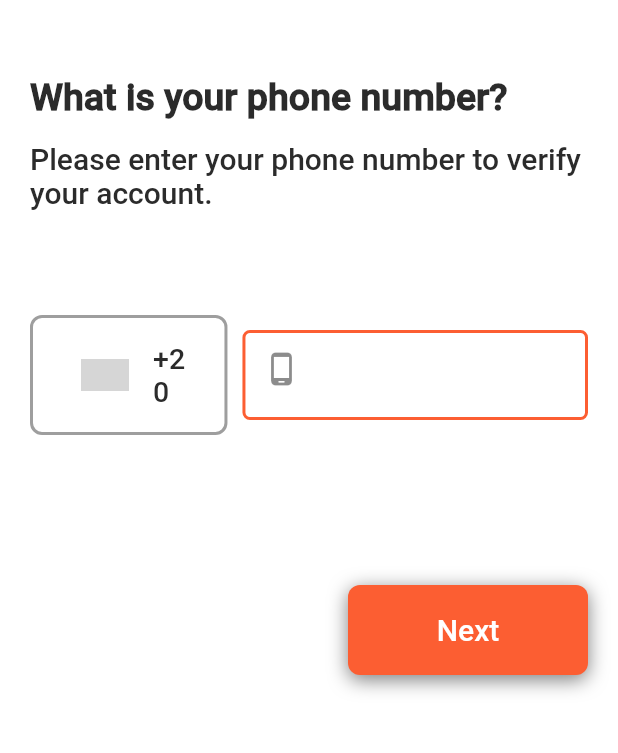
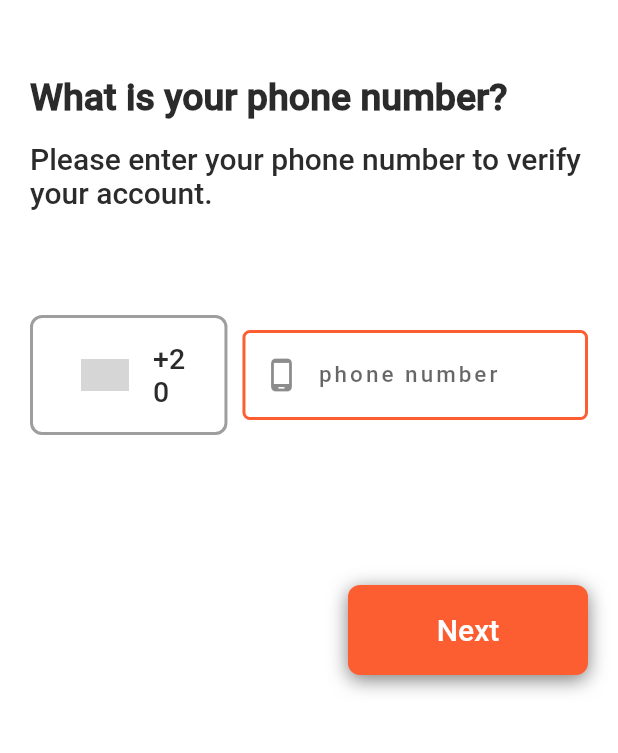
Before and after one commit to eslammongy/FirebaseAuth, a Flutter app: the screen it shows after launch, on a phone screen of 412 x 824 dp, the part 255-1008 px from its top. Run offline on Flutter 3.47's test engine with Material 2 defaults, Android fonts, the phone set to English and light mode, and no system bars; drawn by our look-alikes of country_code_picker; our stand-ins replace bloc, cloud_firestore, firebase_auth, firebase_core, flushbar, flutter_bloc and 4 more; missing offline and left inert: dart:ffi; accounts and stored records are empty; grey boxes are pictures that could not be loaded.

Commit message:
finishing create user account logic

```diff
--- a/lib/app_routes.dart
+++ b/lib/app_routes.dart
@@ -16,6 +16,7 @@ class AppRouter {
     phoneAuthCubit = PhoneAuthCubit();
   }
   Route generateRoute(RouteSettings routeSettings) {
+    final phoneNumber = routeSettings.arguments;
     switch (routeSettings.name) {
       case spalshScreen:
         return MaterialPageRoute(builder: (_) => SpalshScreen());
@@ -28,7 +29,7 @@ class AppRouter {
                 ));
 
       case verifyPhoneScreen:
-        final phoneNumber = routeSettings.arguments;
+
         return MaterialPageRoute(
             builder: (_) => BlocProvider<PhoneAuthCubit>.value(
                   value: phoneAuthCubit,
@@ -38,7 +39,14 @@ class AppRouter {
                 ));
 
       case createAccountScreen:
-        return MaterialPageRoute(builder: (_) => CreateUserAccount());
+
+        return MaterialPageRoute(
+            builder: (_) => BlocProvider<PhoneAuthCubit>.value(
+              value: phoneAuthCubit,
+              child: CreateUserAccount(
+                phoneNumber: phoneNumber,
+              ),
+            ));
 
       case wellDoneScreen:
         return MaterialPageRoute(builder: (_) => SuccessScreen());
--- /dev/null
+++ b/lib/data/user_model.dart
@@ -0,0 +1,34 @@
+class UserModel {
+  String name;
+  String email;
+  String phone;
+  String uId;
+  String image;
+
+
+  UserModel({
+    this.email,
+    this.name,
+    this.phone,
+    this.uId,
+    this.image,
+  });
+
+  UserModel.fromJson(Map<String, dynamic> json) {
+    email = json['email'];
+    name = json['name'];
+    phone = json['phone'];
+    uId = json['uId'];
+    image = json['image'];
+  }
+
+  Map<String, dynamic> toMap() {
+    return {
+      'name': name,
+      'email': email,
+      'phone': phone,
+      'uId': uId,
+      'image': image,
+    };
+  }
+}
--- a/lib/logic/cubit/phone_auth_state.dart
+++ b/lib/logic/cubit/phone_auth_state.dart
@@ -7,11 +7,30 @@ class PhoneAuthInitial extends PhoneAuthState {}
 
 class PhoneAuthLoading extends PhoneAuthState {}
 
-class PhoneAuthErrorOccured extends PhoneAuthState {
+class PhoneAuthErrorOccurred extends PhoneAuthState {
   final String message;
-  PhoneAuthErrorOccured({this.message});
+
+  PhoneAuthErrorOccurred({this.message});
 }
 
-class PhoneNumberSubmited extends PhoneAuthState {}
+class PhoneNumberSubmitted extends PhoneAuthState {}
 
 class PhoneOtpCodeVerified extends PhoneAuthState {}
+
+class ChangeProfileImageSuccess extends PhoneAuthState {}
+
+class ChangeProfileImageError extends PhoneAuthState {
+  final String errorMessage;
+
+  ChangeProfileImageError({this.errorMessage});
+}
+
+class CreateNewUserLoading extends PhoneAuthState {}
+
+class CreateNewUserSuccess extends PhoneAuthState {}
+
+class CreateNewUserError extends PhoneAuthState {
+  final String errorMessage;
+
+  CreateNewUserError({this.errorMessage});
+}
--- a/lib/main.dart
+++ b/lib/main.dart
@@ -1,6 +1,8 @@
 import 'package:firebase_core/firebase_core.dart';
 import 'package:flutter/material.dart';
+import 'package:flutter_bloc/flutter_bloc.dart';
 import 'package:flutter_maps/app_routes.dart';
+import 'package:flutter_maps/logic/cubit/phone_auth_cubit.dart';
 
 void main() async {
   WidgetsFlutterBinding.ensureInitialized();
@@ -15,13 +17,16 @@ class MyApp extends StatelessWidget {
   const MyApp({this.appRouter});
   @override
   Widget build(BuildContext context) {
-    return MaterialApp(
-      title: 'Flutter Maps',
-      debugShowCheckedModeBanner: false,
-      theme: ThemeData(
-        primarySwatch: Colors.blue,
+    return BlocProvider<PhoneAuthCubit>(
+      create: (context)=> PhoneAuthCubit(),
+      child: MaterialApp(
+        title: 'Flutter Maps',
+        debugShowCheckedModeBanner: false,
+        theme: ThemeData(
+          primarySwatch: Colors.blue,
+        ),
+        onGenerateRoute: appRouter.generateRoute,
       ),
-      onGenerateRoute: appRouter.generateRoute,
     );
   }
 }
--- a/lib/presentaion/screens/splash_screen.dart
+++ b/lib/presentaion/screens/splash_screen.dart
@@ -23,7 +23,7 @@ class _SpalshScreenState extends State<SpalshScreen> {
         if (user == null) {
           Navigator.pushReplacementNamed(context, phoneAuthScreen);
         } else {
-          Navigator.pushReplacementNamed(context, wellDoneScreen);
+          Navigator.pushReplacementNamed(context, createAccountScreen);
         }
       });
     });
--- a/lib/presentaion/widget/text_input_feild.dart
+++ b/lib/presentaion/widget/text_input_feild.dart
@@ -33,7 +33,7 @@ Widget textInputField({
         onChanged: onChange,
         autofocus: false,
         style: TextStyle(
-            fontSize: 20,
+            fontSize: 18,
             fontFamily: "Roboto",
             fontWeight: FontWeight.w600,
             letterSpacing: 2.0),
@@ -41,12 +41,12 @@ Widget textInputField({
         validator: validate,
         cursorColor: Colors.amberAccent,
         decoration: InputDecoration(
-          // labelText: label,
-          // labelStyle: TextStyle(
-          //   fontSize: 15,
-          //   fontFamily: "Roboto",
-          //   fontWeight: FontWeight.w400,
-          // ),
+          labelText: label,
+          labelStyle: TextStyle(
+            fontSize: 15,
+            fontFamily: "Roboto",
+            fontWeight: FontWeight.w400,
+          ),
           border: InputBorder.none,
           focusedBorder: InputBorder.none,
           enabledBorder: InputBorder.none,
--- a/pubspec.yaml
+++ b/pubspec.yaml
@@ -31,6 +31,9 @@ dependencies:
   flushbar: ^1.10.4
   pin_code_fields: ^7.3.0
   country_code_picker: ^2.0.2
+  image_picker: ^0.8.1+3
+  cloud_firestore: ^2.2.2
+  firebase_storage: ^9.0.0
 
 dev_dependencies:
   flutter_test:
```
Also changed, not shown: lib/logic/cubit/phone_auth_cubit.dart (+47 -3 lines), lib/presentaion/screens/Verify_phone_number.dart (+9 -8 lines), lib/presentaion/screens/create_user_account.dart (+107 -33 lines), lib/presentaion/screens/phone_auth.dart (+7 -7 lines), lib/presentaion/widget/loading_dialog.dart (+2 -6 lines), pubspec.lock, 1 other file.
